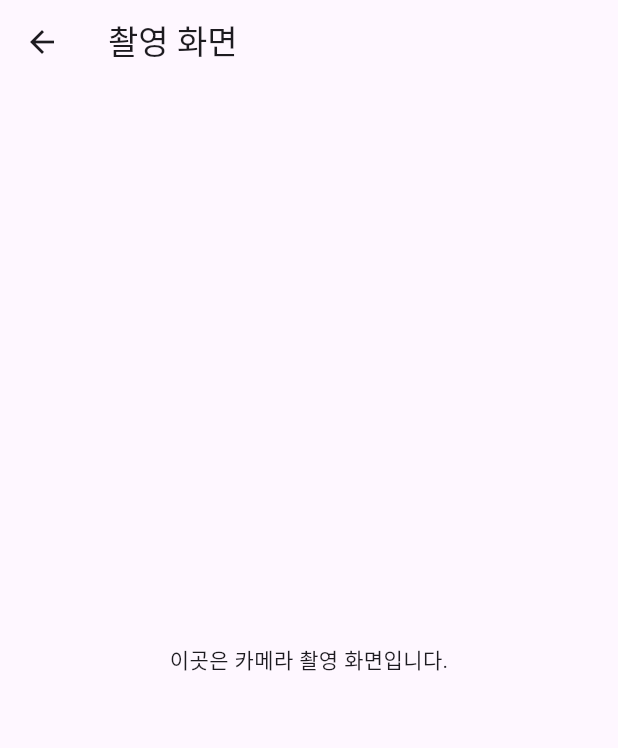
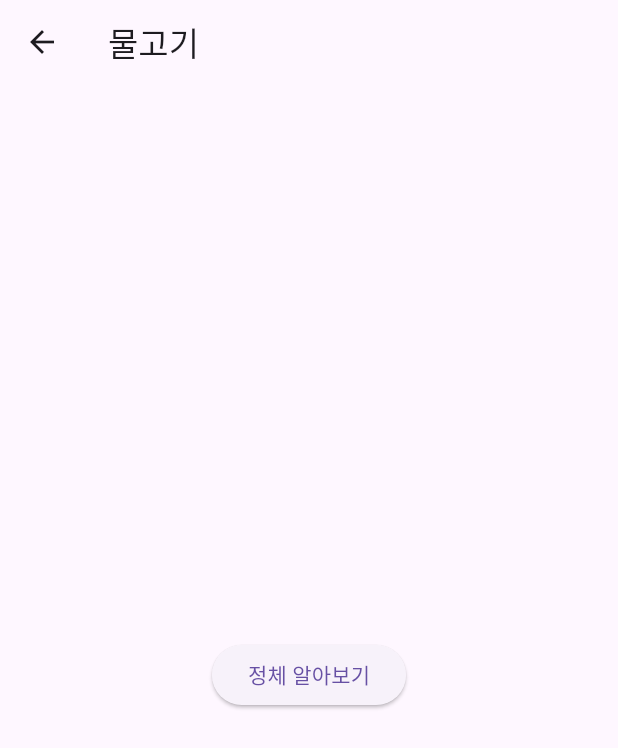
Before and after one commit to mingding21/capstonedesign3, a Flutter app: the CameraScreen screen opened directly, on a phone screen of 412 x 824 dp. Shown: the top 748 px of the screen. Run offline on Flutter 3.47's test engine with Material 3 defaults, Android fonts, the light colour scheme and no system bars; our stand-ins replace image_picker.

Commit message:
갤러리,카메라로 이미지가져오기 구현 아직 분류불가

```diff
--- a/lib/screen/camera_screen.dart
+++ b/lib/screen/camera_screen.dart
@@ -1,14 +1,38 @@
+import 'dart:io';
 import 'package:flutter/material.dart';
 
 class CameraScreen extends StatelessWidget {
+  final File? photo;
+
+  const CameraScreen({Key? key, this.photo}) : super(key: key);
+
   @override
   Widget build(BuildContext context) {
     return Scaffold(
       appBar: AppBar(
-        title: Text('촬영 화면'),
+        title: Text('물고기'),
       ),
       body: Center(
-        child: Text('이곳은 카메라 촬영 화면입니다.'),
+        child: Column(
+          mainAxisAlignment: MainAxisAlignment.center,
+          children: [
+            photo != null
+                ? Image.file(
+              photo!,
+              width: 300,
+              height: 300,
+              fit: BoxFit.cover,
+            )
+                : Container(),
+            SizedBox(height: 20),
+            ElevatedButton(
+              onPressed: () {
+                // 정체 알아보기 버튼을 눌렀을 때의 동작 구현
+              },
+              child: Text('정체 알아보기'),
+            ),
+          ],
+        ),
       ),
     );
   }
--- a/pubspec.yaml
+++ b/pubspec.yaml
@@ -39,6 +39,9 @@ dependencies:
 dev_dependencies:
   flutter_test:
     sdk: flutter
+
+  image_picker: ^0.8.4+3
+  camera: ^0.9.4+5
 
   # The "flutter_lints" package below contains a set of recommended lints to
   # encourage good coding practices. The lint set provided by the package is
```
Also changed, not shown: lib/screen/home_screen.dart (+48 -24 lines), lib/screen/imagepick_screen.dart (+26 -2 lines), asset/image/bass1.png (added), asset/image/bass2.png (added), asset/image/salmon1.png (added), asset/image/salmon2.png (added), pubspec.lock, 4 other files.
